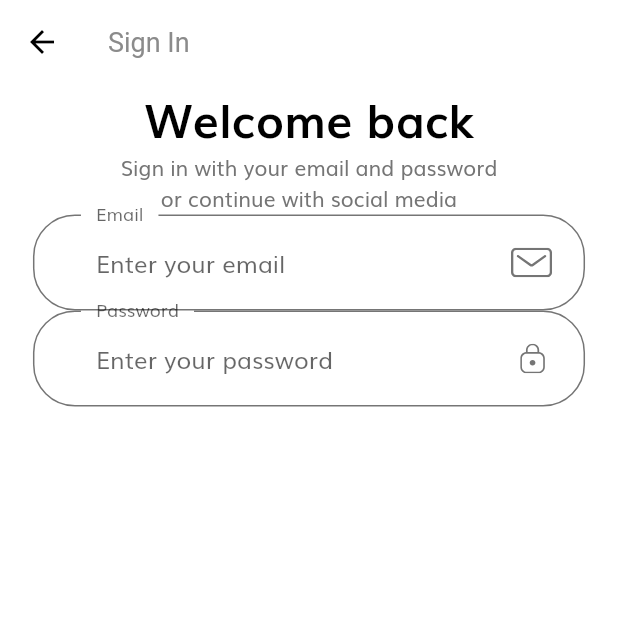
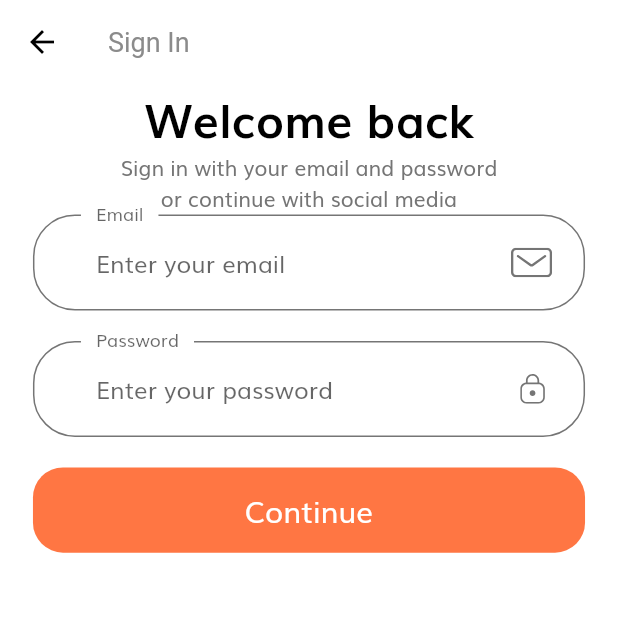
Before and after one commit to TheCodeNinja/Flutter_UI_Ecommerce_App, a Flutter app: the screen it shows after launch, after a tap on "Continue", on a phone screen of 412 x 824 dp, the top half of it. Run offline on Flutter 3.47's test engine with Material 2 defaults, Android fonts, the phone set to English and light mode, and no system bars; our stand-ins replace flutter_svg.

Commit message:
lesson 34 - add space below TextFormField, and reuse default_button

```diff
--- a/lib/screens/sign_in/components/body.dart
+++ b/lib/screens/sign_in/components/body.dart
@@ -3,6 +3,7 @@ import 'package:flutter_ecommerce_ui_app/size_config.dart';
 
 // import components
 import '../../../components/custom_suffix_icon.dart';
+import '../../../components/default_button.dart';
 
 class Body extends StatelessWidget {
   @override
@@ -47,7 +48,13 @@ class _SignInFormState extends State<SignInForm> {
       child: Column(
         children: [
           buildEmailTextFormField(),
+          SizedBox(height: getProportionateScreenHeight(20)),
           buildPasswordTextFormField(),
+          SizedBox(height: getProportionateScreenHeight(20)),
+          DefaultButton(
+            text: "Continue",
+            press: () {},
+          ),
         ],
       ),
     );
```
